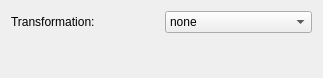
This is lavuelib/ui/TransformationsWidget.ui in syncope/lavue as Qt 5 draws it before an edit. The edited form follows.
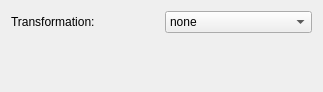
This is the edited form.

Diff of the .ui file:
```diff
--- a/lavuelib/ui/TransformationsWidget.ui
+++ b/lavuelib/ui/TransformationsWidget.ui
@@ -7,7 +7,7 @@
     <x>0</x>
     <y>0</y>
     <width>323</width>
-    <height>74</height>
+    <height>92</height>
    </rect>
   </property>
   <property name="windowTitle">
```
Left out of the diff: 4 changed lines with no effect on the pictures.
